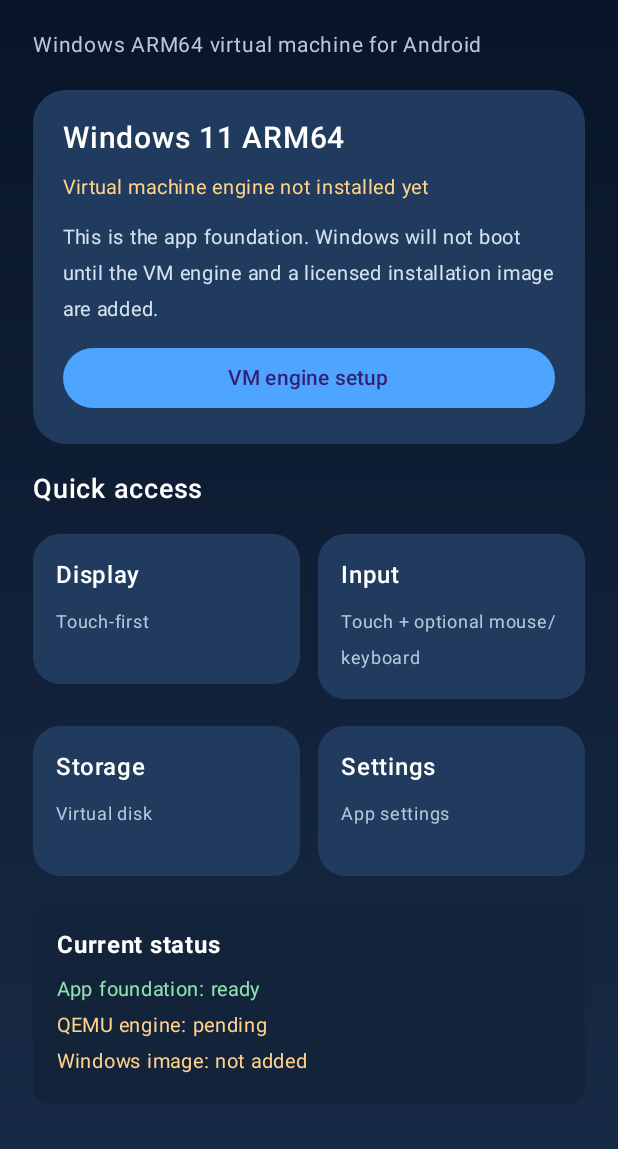
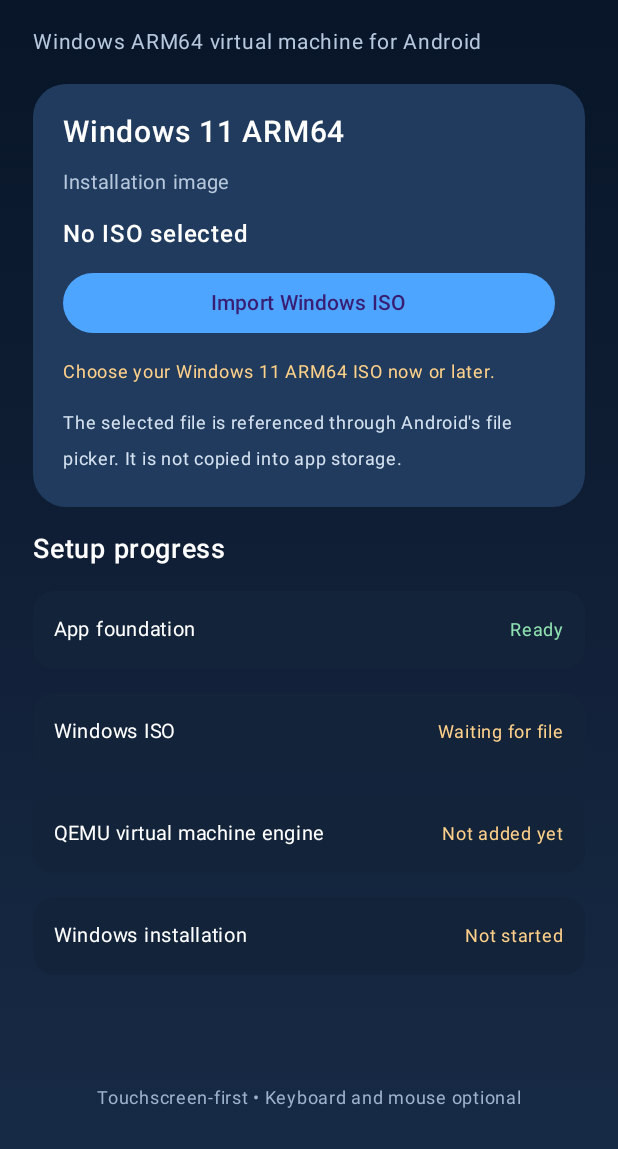
Before and after one commit to akarshbantu58-hub/WINDROID-11, an Android app built with Jetpack Compose: the screen it shows after launch (MainActivity), on a phone screen of 412 x 824 dp, the part 87-1236 px from its top. Run offline under Robolectric (Android 15) with nearby library versions, the phone set to English and light mode, and no system bars.

Commit message:
Add Windows ISO file picker and saved selection state

```diff
--- a/app/src/main/java/com/windroid11/MainActivity.kt
+++ b/app/src/main/java/com/windroid11/MainActivity.kt
@@ -1,8 +1,13 @@
 package com.windroid11
 
+import android.content.Intent
+import android.net.Uri
 import android.os.Bundle
+import android.provider.OpenableColumns
 import androidx.activity.ComponentActivity
 import androidx.activity.compose.setContent
+import androidx.activity.compose.rememberLauncherForActivityResult
+import androidx.activity.result.contract.ActivityResultContracts
 import androidx.compose.foundation.background
 import androidx.compose.foundation.clickable
 import androidx.compose.foundation.layout.*
@@ -26,65 +31,124 @@ class MainActivity : ComponentActivity() {
 
 @Composable
 fun WinDroidApp() {
-    var selected by remember { mutableStateOf("Home") }
+    val context = androidx.compose.ui.platform.LocalContext.current
+    val prefs = remember { context.getSharedPreferences("windroid_setup", 0) }
+    var selectedUri by remember { mutableStateOf(prefs.getString("windows_iso_uri", null)?.let(Uri::parse)) }
+    var selectedName by remember { mutableStateOf(prefs.getString("windows_iso_name", null) ?: "No ISO selected") }
+    var selectedSize by remember { mutableStateOf(prefs.getString("windows_iso_size", "") ?: "") }
+    var message by remember { mutableStateOf("Choose your Windows 11 ARM64 ISO now or later.") }
+
+    val picker = rememberLauncherForActivityResult(
+        contract = ActivityResultContracts.OpenDocument()
+    ) { uri: Uri? ->
+        if (uri != null) {
+            try {
+                context.contentResolver.takePersistableUriPermission(
+                    uri, Intent.FLAG_GRANT_READ_URI_PERMISSION
+                )
+                var name = "Windows image"
+                var sizeText = "Size unavailable"
+                context.contentResolver.query(uri, null, null, null, null)?.use { cursor ->
+                    val nameIndex = cursor.getColumnIndex(OpenableColumns.DISPLAY_NAME)
+                    val sizeIndex = cursor.getColumnIndex(OpenableColumns.SIZE)
+                    if (cursor.moveToFirst()) {
+                        if (nameIndex >= 0) name = cursor.getString(nameIndex) ?: name
+                        if (sizeIndex >= 0 && !cursor.isNull(sizeIndex)) {
+                            val bytes = cursor.getLong(sizeIndex)
+                            sizeText = String.format("%.2f GB", bytes / (1024.0 * 1024.0 * 1024.0))
+                        }
+                    }
+                }
+                if (!name.lowercase().endsWith(".iso")) {
+                    message = "Please select a file ending in .iso"
+                } else {
+                    selectedUri = uri
+                    selectedName = name
+                    selectedSize = sizeText
+                    prefs.edit()
+                        .putString("windows_iso_uri", uri.toString())
+                        .putString("windows_iso_name", name)
+                        .putString("windows_iso_size", sizeText)
+                        .apply()
+                    message = "ISO selected. VM setup will be available after the QEMU engine is added."
+                }
+            } catch (e: Exception) {
+                message = "Could not keep access to this file. Please select it again."
+            }
+        }
+    }
+
     val blue = Color(0xFF4EA5FF)
     val background = Brush.verticalGradient(
         listOf(Color(0xFF071426), Color(0xFF101E35), Color(0xFF172A45))
     )
     MaterialTheme(colorScheme = darkColorScheme(primary = blue)) {
         Box(Modifier.fillMaxSize().background(background).padding(22.dp)) {
-            Column(Modifier.fillMaxSize(), verticalArrangement = Arrangement.spacedBy(18.dp)) {
+            Column(
+                Modifier.fillMaxSize(),
+                verticalArrangement = Arrangement.spacedBy(16.dp)
+            ) {
                 Text("WinDroid 11", color = Color.White, fontSize = 30.sp, fontWeight = FontWeight.Bold)
                 Text("Windows ARM64 virtual machine for Android", color = Color(0xFFB7C8DD), fontSize = 14.sp)
+
                 Card(
                     colors = CardDefaults.cardColors(containerColor = Color(0xFF203B5D)),
                     shape = RoundedCornerShape(22.dp),
                     modifier = Modifier.fillMaxWidth()
                 ) {
-                    Column(Modifier.padding(20.dp), verticalArrangement = Arrangement.spacedBy(9.dp)) {
+                    Column(Modifier.padding(20.dp), verticalArrangement = Arrangement.spacedBy(10.dp)) {
                         Text("Windows 11 ARM64", color = Color.White, fontSize = 20.sp, fontWeight = FontWeight.SemiBold)
-                        Text("Virtual machine engine not installed yet", color = Color(0xFFFFD18A), fontSize = 13.sp)
-                        Text("This is the app foundation. Windows will not boot until the VM engine and a licensed installation image are added.", color = Color(0xFFD4E1F0), fontSize = 13.sp)
-                        Button(onClick = { selected = "Engine setup" }, modifier = Modifier.fillMaxWidth()) {
-                            Text("VM engine setup")
+                        Text("Installation image", color = Color(0xFFB7C8DD), fontSize = 13.sp)
+                        Text(selectedName, color = Color.White, fontWeight = FontWeight.Medium)
+                        if (selectedSize.isNotBlank()) {
+                            Text(selectedSize, color = Color(0xFFB7C8DD), fontSize = 12.sp)
                         }
+                        Button(
+                            onClick = { picker.launch(arrayOf("application/octet-stream", "application/x-iso9660-image", "*/*")) },
+                            modifier = Modifier.fillMaxWidth()
+                        ) {
+                            Text(if (selectedUri == null) "Import Windows ISO" else "Choose another ISO")
+                        }
+                        Text(message, color = Color(0xFFFFD18A), fontSize = 12.sp)
+                        Text(
+                            "The selected file is referenced through Android's file picker. It is not copied into app storage.",
+                            color = Color(0xFFD4E1F0), fontSize = 12.sp
+                        )
                     }
                 }
-                Text("Quick access", color = Color.White, fontSize = 18.sp, fontWeight = FontWeight.SemiBold)
-                Row(horizontalArrangement = Arrangement.spacedBy(12.dp)) {
-                    QuickTile("Display", "Touch-first", Modifier.weight(1f)) { selected = "Display" }
-                    QuickTile("Input", "Touch + optional mouse/keyboard", Modifier.weight(1f)) { selected = "Input" }
-                }
-                Row(horizontalArrangement = Arrangement.spacedBy(12.dp)) {
-                    QuickTile("Storage", "Virtual disk", Modifier.weight(1f)) { selected = "Storage" }
-                    QuickTile("Settings", "App settings", Modifier.weight(1f)) { selected = "Settings" }
-                }
-                Card(colors = CardDefaults.cardColors(containerColor = Color(0xFF13243A)), modifier = Modifier.fillMaxWidth()) {
-                    Column(Modifier.padding(16.dp)) {
-                        Text("Current status", color = Color.White, fontWeight = FontWeight.Bold)
-                        Spacer(Modifier.height(6.dp))
-                        Text("App foundation: ready", color = Color(0xFF8FE0B0), fontSize = 13.sp)
-                        Text("QEMU engine: pending", color = Color(0xFFFFD18A), fontSize = 13.sp)
-                        Text("Windows image: not added", color = Color(0xFFFFD18A), fontSize = 13.sp)
-                    }
-                }
+
+                Text("Setup progress", color = Color.White, fontSize = 18.sp, fontWeight = FontWeight.SemiBold)
+                StatusCard("App foundation", "Ready", Color(0xFF8FE0B0))
+                StatusCard("Windows ISO", if (selectedUri == null) "Waiting for file" else "Selected: $selectedName", if (selectedUri == null) Color(0xFFFFD18A) else Color(0xFF8FE0B0))
+                StatusCard("QEMU virtual machine engine", "Not added yet", Color(0xFFFFD18A))
+                StatusCard("Windows installation", "Not started", Color(0xFFFFD18A))
+
                 Spacer(Modifier.weight(1f))
-                Text("Selected: $selected", color = Color(0xFF9DB2CC), fontSize = 12.sp, modifier = Modifier.align(Alignment.CenterHorizontally))
+                Text(
+                    "Touchscreen-first • Keyboard and mouse optional",
+                    color = Color(0xFF9DB2CC), fontSize = 12.sp,
+                    modifier = Modifier.align(Alignment.CenterHorizontally)
+                )
             }
         }
     }
 }
 
 @Composable
-private fun QuickTile(title: String, subtitle: String, modifier: Modifier = Modifier, onClick: () -> Unit) {
+private fun StatusCard(title: String, status: String, statusColor: Color) {
     Card(
-        modifier = modifier.heightIn(min = 100.dp).clickable { onClick() },
-        shape = RoundedCornerShape(18.dp),
-        colors = CardDefaults.cardColors(containerColor = Color(0xFF203B5D))
+        colors = CardDefaults.cardColors(containerColor = Color(0xFF13243A)),
+        modifier = Modifier.fillMaxWidth(),
+        shape = RoundedCornerShape(14.dp)
     ) {
-        Column(Modifier.padding(15.dp), verticalArrangement = Arrangement.spacedBy(7.dp)) {
-            Text(title, color = Color.White, fontWeight = FontWeight.SemiBold)
-            Text(subtitle, color = Color(0xFFB7C8DD), fontSize = 12.sp)
+        Row(
+            Modifier.fillMaxWidth().padding(14.dp),
+            horizontalArrangement = Arrangement.SpaceBetween,
+            verticalAlignment = Alignment.CenterVertically
+        ) {
+            Text(title, color = Color.White, fontSize = 13.sp, modifier = Modifier.weight(1f))
+            Spacer(Modifier.width(8.dp))
+            Text(status, color = statusColor, fontSize = 12.sp)
         }
     }
 }
```
